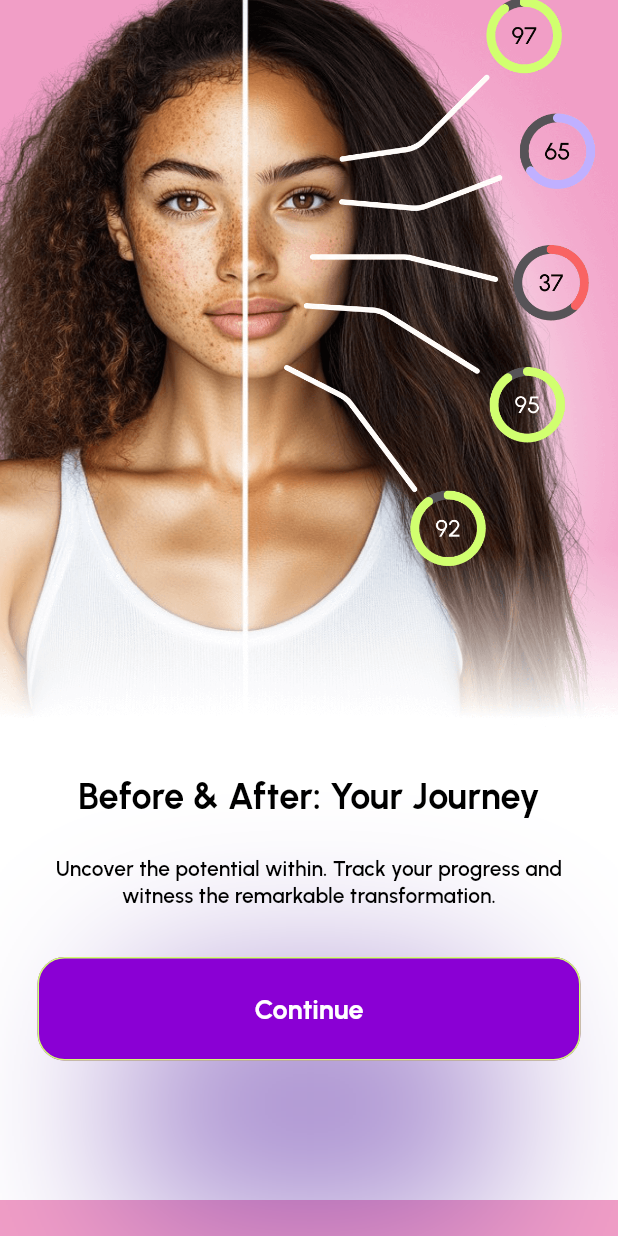
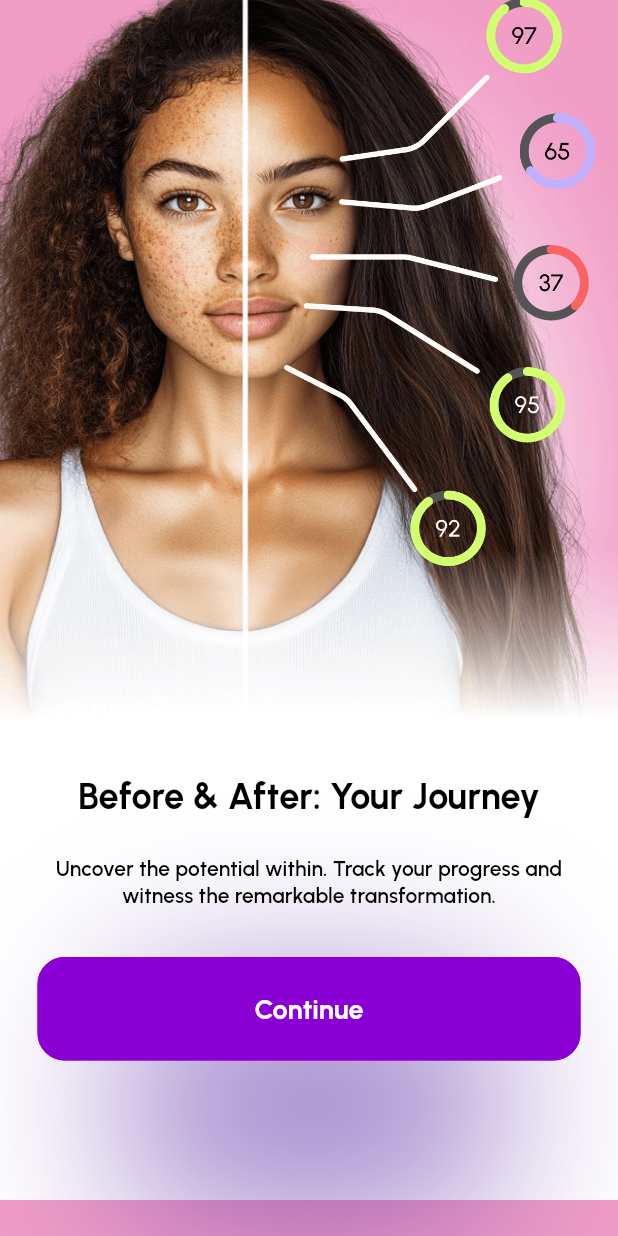
Before and after one commit to pavlogrinchenkoo/glow_up, a Flutter app: the screen it shows after launch, after a tap on "Get Started", on a phone screen of 412 x 824 dp. Run offline on Flutter 3.47's test engine with Material 3 defaults, Android fonts, the light colour scheme and no system bars; our stand-ins replace auto_route, blur, camera, card_swiper, cloud_firestore, device_info_plus and 17 more; missing offline and left inert: amplitude_flutter, before_after, in_app_review, open_settings_plus, purchases_flutter; accounts and stored records are empty; project files that could hold a hidden picture were left out.

Commit message:
GRN-066:Redesign third page of onboarding row

```diff
--- a/lib/screens/onboarding_page/widgets/onboarding_before_or_after.dart
+++ b/lib/screens/onboarding_page/widgets/onboarding_before_or_after.dart
@@ -73,7 +73,7 @@ class OnboardingBeforeOrAfter extends StatelessWidget {
                   s.onboardingContinueButtonText,
                   onTap: nextPage,
                   outLine: true,
-                  borderColor: BC.salad,
+                  borderColor: BC.purpleViolet,
                   colorButton: BC.purpleViolet,
                   borderRadius: AppRadius.r18,
                   padding: Sizes.s23,
--- a/lib/screens/onboarding_page/widgets/onboarding_rate_app.dart
+++ b/lib/screens/onboarding_page/widgets/onboarding_rate_app.dart
@@ -20,36 +20,34 @@ class OnboardingRateApp extends StatelessWidget {
 
   @override
   Widget build(BuildContext context) {
-    double screenWidth = MediaQuery
-        .of(context)
-        .size
-        .width;
-    double screenHeight = MediaQuery
-        .of(context)
-        .size
-        .height;
-    double topOffset = screenHeight / 1.6;
+    double screenWidth = MediaQuery.of(context).size.width;
+    double screenHeight = MediaQuery.of(context).size.height;
+    double topOffset =
+        screenHeight > 950 ? screenHeight / 1.3 : screenHeight / 1.6;
     return Stack(
       children: [
-        Align(
-          alignment: Alignment.topCenter,
-          child: Padding(
-            padding: EdgeInsets.only(top: screenHeight / 7),
-            child: Assets.images.onboarding.onboardingGoblet.image(
-              width: screenHeight / 2.5,
-              height: screenHeight / 2.5,
-              fit: BoxFit.cover,
-            ),
+        Positioned(
+          top: 0,
+          child: Assets.images.onboarding.onboardingGoblet.image(
+            width: screenWidth,
+            height: screenHeight > 950
+                ? 1600
+                : screenHeight > 920
+                    ? 940
+                    : 800,
+            fit: BoxFit.cover,
           ),
         ),
         CustomBokeh(
-          size: screenWidth / 1.5,
-          scaleY: 0.7,
-          scaleX: 0.4,
+          size: screenWidth,
+          scaleY: screenHeight > 950 ? 0.8 : 0.6,
+          scaleX: screenHeight > 950 ? 0.2 : 0.4,
           alignment: Alignment.bottomCenter,
-          transform: Offset(Sizes.scale, screenHeight / 12),
+          transform: Offset(Sizes.scale,
+              screenHeight > 950 ? screenHeight / 4 : screenHeight / 7),
           shape: BoxShape.rectangle,
           angleInRadians: pi / Sizes.s2,
+          isPurpleShadow: true,
         ),
         Padding(
           padding: EdgeInsets.only(top: topOffset),
@@ -57,14 +55,14 @@ class OnboardingRateApp extends StatelessWidget {
             children: [
               Text(
                 s.onboardingReviewTitleText,
-                style: BS.tex24.apply(color: BC.white),
+                style: BS.tex24,
               ),
               Space.h24,
               Padding(
                 padding: const EdgeInsets.symmetric(horizontal: Sizes.s30),
                 child: Text(
                   s.onboardingReviewText,
-                  style: BS.tex14.apply(color: BC.white),
+                  style: BS.tex14,
                   textAlign: TextAlign.center,
                 ),
               ),
@@ -72,13 +70,14 @@ class OnboardingRateApp extends StatelessWidget {
               Padding(
                 padding: const EdgeInsets.symmetric(horizontal: Sizes.s25),
                 child: CustomButton(
-                  s.onboardingReviewButtonText,
+                  s.onboardingContinueButtonText,
                   onTap: nextPage,
                   outLine: true,
-                  borderColor: BC.salad,
-                  colorButton: BC.salad,
+                  borderColor: BC.purpleViolet,
+                  colorButton: BC.purpleViolet,
                   borderRadius: AppRadius.r18,
                   padding: Sizes.s23,
+                  textColor: BC.white,
                 ),
               ),
             ],
```
Also changed, not shown: assets/images/onboarding/onboardingGoblet.png.
